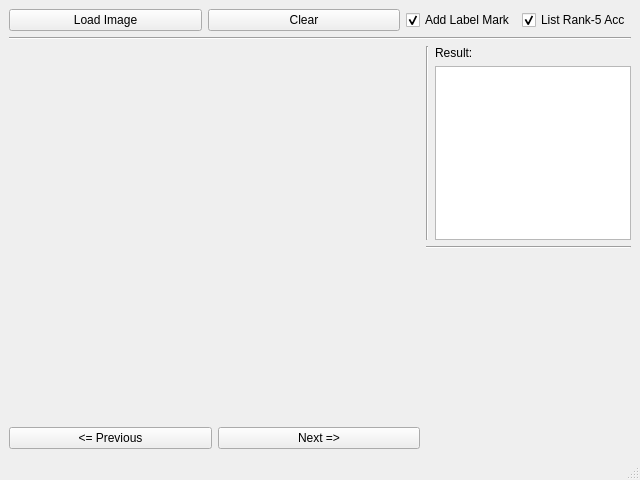
Before: the Qt Designer form gui/dust_detective.ui in zhanghaowei01/DustDetective, drawn with Qt 5.
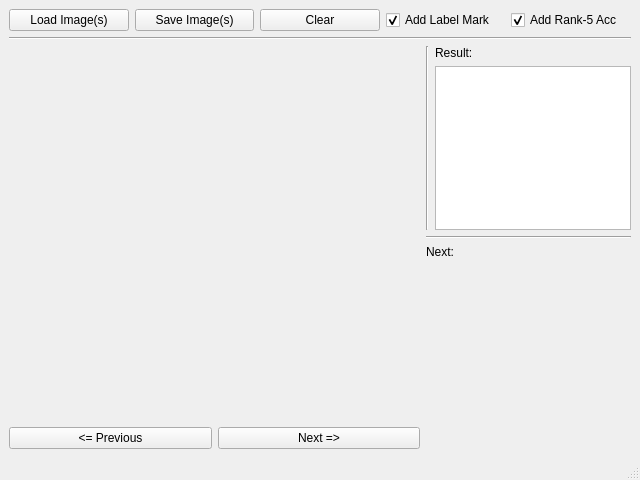
After: the same form once the commit is applied.

Diff of the .ui file:
```diff
--- a/gui/dust_detective.ui
+++ b/gui/dust_detective.ui
@@ -16,11 +16,18 @@
   <widget class="QWidget" name="centralwidget">
    <layout class="QVBoxLayout" name="verticalLayout" stretch="1,0,9">
     <item>
-     <layout class="QHBoxLayout" name="horizontalLayout" stretch="4,4,2,0">
+     <layout class="QHBoxLayout" name="horizontalLayout" stretch="0,0,0,0,0">
       <item>
        <widget class="QPushButton" name="loadImg_">
         <property name="text">
-         <string>Load Image</string>
+         <string>Load Image(s)</string>
+        </property>
+       </widget>
+      </item>
+      <item>
+       <widget class="QPushButton" name="saveImg_">
+        <property name="text">
+         <string>Save Image(s)</string>
         </property>
        </widget>
       </item>
@@ -44,7 +51,7 @@
       <item>
        <widget class="QCheckBox" name="addLabel_1">
         <property name="text">
-         <string>List Rank-5 Acc</string>
+         <string>Add Rank-5 Acc</string>
         </property>
         <property name="checked">
          <bool>true</bool>
@@ -105,7 +112,7 @@
        </layout>
       </item>
       <item row="0" column="1">
-       <layout class="QVBoxLayout" name="verticalLayout_6" stretch="4,0,4">
+       <layout class="QVBoxLayout" name="verticalLayout_6" stretch="4,0,0,4">
         <item>
          <layout class="QHBoxLayout" name="horizontalLayout_2">
           <item>
@@ -148,6 +155,13 @@
           </property>
          </widget>
         </item>
+        <item>
+         <widget class="QLabel" name="label_3">
+          <property name="text">
+           <string>Next:</string>
+          </property>
+         </widget>
+        </item>
         <item>
          <widget class="QLabel" name="image_next_">
           <property name="text">
```
Left out of the diff: 2 changed lines with no effect on the pictures.
